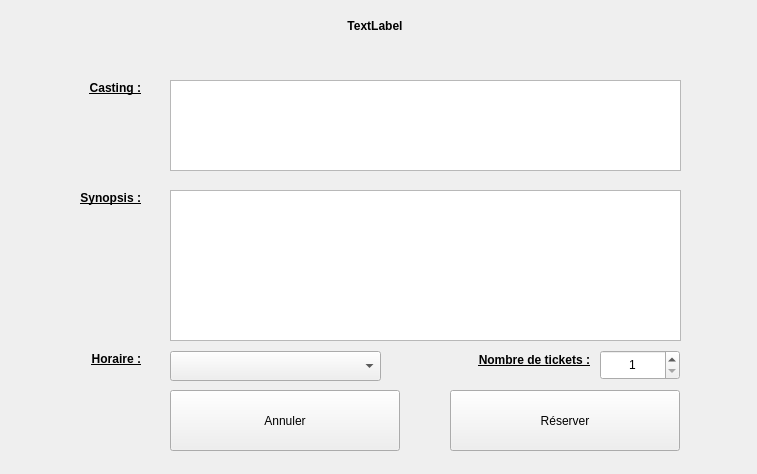
Old version of the form ui/detailWidget.ui in the repository KaneRoot/ihmsem6a.
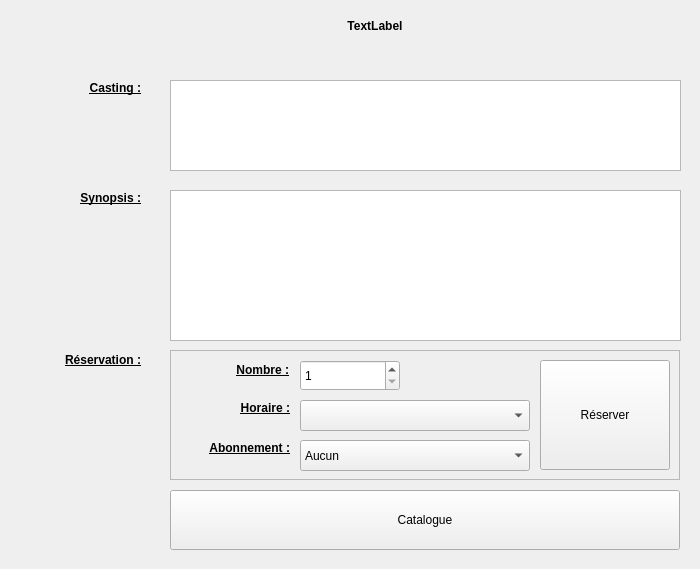
New version of the form.

Commit message: Modif client detailWidget

Patch:
```diff
--- a/ui/detailWidget.ui
+++ b/ui/detailWidget.ui
@@ -6,8 +6,8 @@
    <rect>
     <x>0</x>
     <y>0</y>
-    <width>757</width>
-    <height>474</height>
+    <width>700</width>
+    <height>569</height>
    </rect>
   </property>
   <property name="windowTitle">
@@ -17,13 +17,13 @@
    <property name="geometry">
     <rect>
      <x>170</x>
-     <y>390</y>
-     <width>230</width>
-     <height>61</height>
+     <y>490</y>
+     <width>510</width>
+     <height>60</height>
     </rect>
    </property>
    <property name="text">
-    <string>Annuler</string>
+    <string>Catalogue</string>
    </property>
   </widget>
   <widget class="QLabel" name="labelTitle">
@@ -80,52 +80,6 @@
     <set>Qt::AlignRight|Qt::AlignTrailing|Qt::AlignVCenter</set>
    </property>
   </widget>
-  <widget class="QComboBox" name="comboBox">
-   <property name="geometry">
-    <rect>
-     <x>170</x>
-     <y>351</y>
-     <width>211</width>
-     <height>30</height>
-    </rect>
-   </property>
-  </widget>
-  <widget class="QLabel" name="lblHoraire">
-   <property name="geometry">
-    <rect>
-     <x>60</x>
-     <y>351</y>
-     <width>81</width>
-     <height>16</height>
-    </rect>
-   </property>
-   <property name="font">
-    <font>
-     <weight>75</weight>
-     <bold>true</bold>
-     <underline>true</underline>
-    </font>
-   </property>
-   <property name="text">
-    <string>Horaire :</string>
-   </property>
-   <property name="alignment">
-    <set>Qt::AlignRight|Qt::AlignTrailing|Qt::AlignVCenter</set>
-   </property>
-  </widget>
-  <widget class="QPushButton" name="btnReserver">
-   <property name="geometry">
-    <rect>
-     <x>450</x>
-     <y>390</y>
-     <width>230</width>
-     <height>61</height>
-    </rect>
-   </property>
-   <property name="text">
-    <string>Réserver</string>
-   </property>
-  </widget>
   <widget class="QLabel" name="labelCasting">
    <property name="geometry">
     <rect>
@@ -191,12 +145,171 @@
 &lt;p style=&quot;-qt-paragraph-type:empty; margin-top:0px; margin-bottom:0px; margin-left:0px; margin-right:0px; -qt-block-indent:0; text-indent:0px; font-family:'DejaVu Sans'; font-size:9pt;&quot;&gt;&lt;/p&gt;&lt;/body&gt;&lt;/html&gt;</string>
    </property>
   </widget>
-  <widget class="QLabel" name="nbrlabel">
+  <widget class="QFrame" name="frame">
    <property name="geometry">
     <rect>
-     <x>439</x>
+     <x>170</x>
      <y>350</y>
-     <width>151</width>
+     <width>510</width>
+     <height>130</height>
+    </rect>
+   </property>
+   <property name="frameShape">
+    <enum>QFrame::StyledPanel</enum>
+   </property>
+   <property name="frameShadow">
+    <enum>QFrame::Raised</enum>
+   </property>
+   <widget class="QPushButton" name="btnReserver">
+    <property name="geometry">
+     <rect>
+      <x>370</x>
+      <y>10</y>
+      <width>130</width>
+      <height>110</height>
+     </rect>
+    </property>
+    <property name="text">
+     <string>Réserver</string>
+    </property>
+    <property name="checkable">
+     <bool>false</bool>
+    </property>
+   </widget>
+   <widget class="QSpinBox" name="spinBox">
+    <property name="geometry">
+     <rect>
+      <x>130</x>
+      <y>10</y>
+      <width>100</width>
+      <height>31</height>
+     </rect>
+    </property>
+    <property name="minimum">
+     <number>1</number>
+    </property>
+   </widget>
+   <widget class="QComboBox" name="comboBoxAbo">
+    <property name="geometry">
+     <rect>
+      <x>130</x>
+      <y>90</y>
+      <width>230</width>
+      <height>31</height>
+     </rect>
+    </property>
+    <item>
+     <property name="text">
+      <string>Aucun</string>
+     </property>
+    </item>
+    <item>
+     <property name="text">
+      <string>12-25</string>
+     </property>
+    </item>
+    <item>
+     <property name="text">
+      <string>Étudiant</string>
+     </property>
+    </item>
+    <item>
+     <property name="text">
+      <string>Sénior</string>
+     </property>
+    </item>
+    <item>
+     <property name="text">
+      <string>Mort vivant</string>
+     </property>
+    </item>
+   </widget>
+   <widget class="QLabel" name="label">
+    <property name="geometry">
+     <rect>
+      <x>9</x>
+      <y>10</y>
+      <width>110</width>
+      <height>20</height>
+     </rect>
+    </property>
+    <property name="font">
+     <font>
+      <weight>75</weight>
+      <bold>true</bold>
+      <underline>true</underline>
+     </font>
+    </property>
+    <property name="text">
+     <string>Nombre :</string>
+    </property>
+    <property name="alignment">
+     <set>Qt::AlignRight|Qt::AlignTrailing|Qt::AlignVCenter</set>
+    </property>
+   </widget>
+   <widget class="QLabel" name="label_2">
+    <property name="geometry">
+     <rect>
+      <x>10</x>
+      <y>90</y>
+      <width>110</width>
+      <height>16</height>
+     </rect>
+    </property>
+    <property name="font">
+     <font>
+      <weight>75</weight>
+      <bold>true</bold>
+      <underline>true</underline>
+     </font>
+    </property>
+    <property name="text">
+     <string>Abonnement :</string>
+    </property>
+    <property name="alignment">
+     <set>Qt::AlignRight|Qt::AlignTrailing|Qt::AlignVCenter</set>
+    </property>
+   </widget>
+   <widget class="QComboBox" name="comboBox">
+    <property name="geometry">
+     <rect>
+      <x>130</x>
+      <y>50</y>
+      <width>230</width>
+      <height>31</height>
+     </rect>
+    </property>
+   </widget>
+   <widget class="QLabel" name="label_3">
+    <property name="geometry">
+     <rect>
+      <x>10</x>
+      <y>50</y>
+      <width>110</width>
+      <height>16</height>
+     </rect>
+    </property>
+    <property name="font">
+     <font>
+      <weight>75</weight>
+      <bold>true</bold>
+      <underline>true</underline>
+     </font>
+    </property>
+    <property name="text">
+     <string>Horaire :</string>
+    </property>
+    <property name="alignment">
+     <set>Qt::AlignRight|Qt::AlignTrailing|Qt::AlignVCenter</set>
+    </property>
+   </widget>
+  </widget>
+  <widget class="QLabel" name="lblSynopsis_2">
+   <property name="geometry">
+    <rect>
+     <x>40</x>
+     <y>350</y>
+     <width>101</width>
      <height>20</height>
     </rect>
    </property>
@@ -208,28 +321,12 @@
     </font>
    </property>
    <property name="text">
-    <string>Nombre de tickets :</string>
+    <string>Réservation :</string>
    </property>
    <property name="alignment">
     <set>Qt::AlignRight|Qt::AlignTrailing|Qt::AlignVCenter</set>
    </property>
   </widget>
-  <widget class="QSpinBox" name="spinBox">
-   <property name="geometry">
-    <rect>
-     <x>600</x>
-     <y>350</y>
-     <width>80</width>
-     <height>30</height>
-    </rect>
-   </property>
-   <property name="alignment">
-    <set>Qt::AlignCenter</set>
-   </property>
-   <property name="minimum">
-    <number>1</number>
-   </property>
-  </widget>
  </widget>
  <resources/>
  <connections/>
```
Left out of the diff: 4 changed lines with no effect on the pictures. The commit also changes 1 other file.
